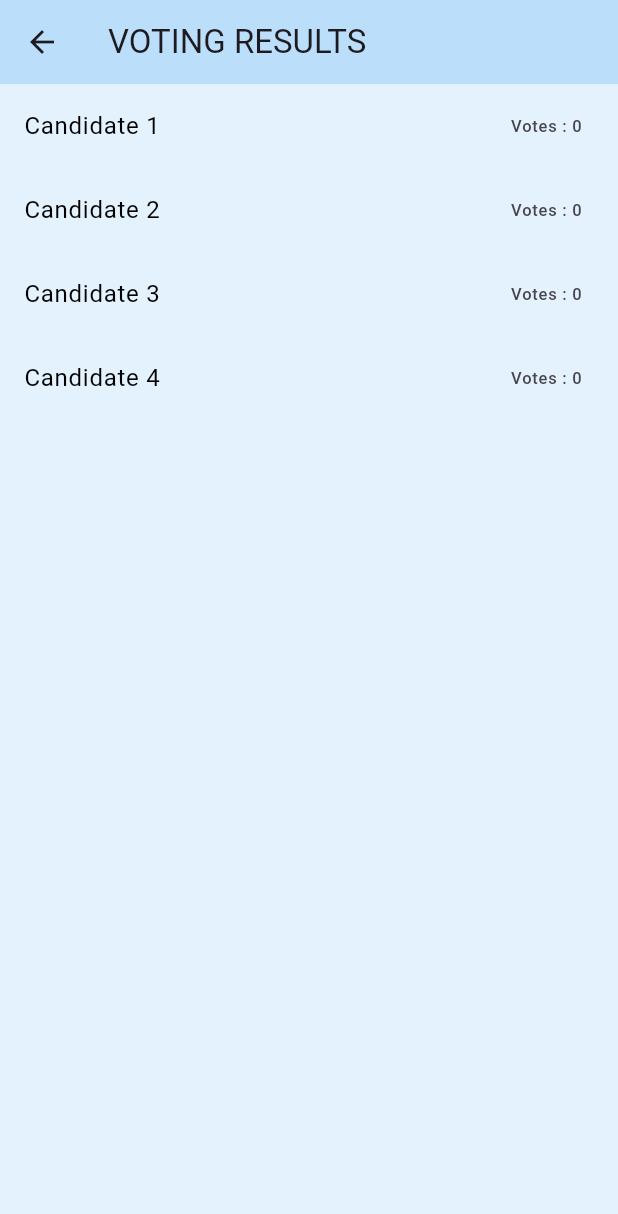
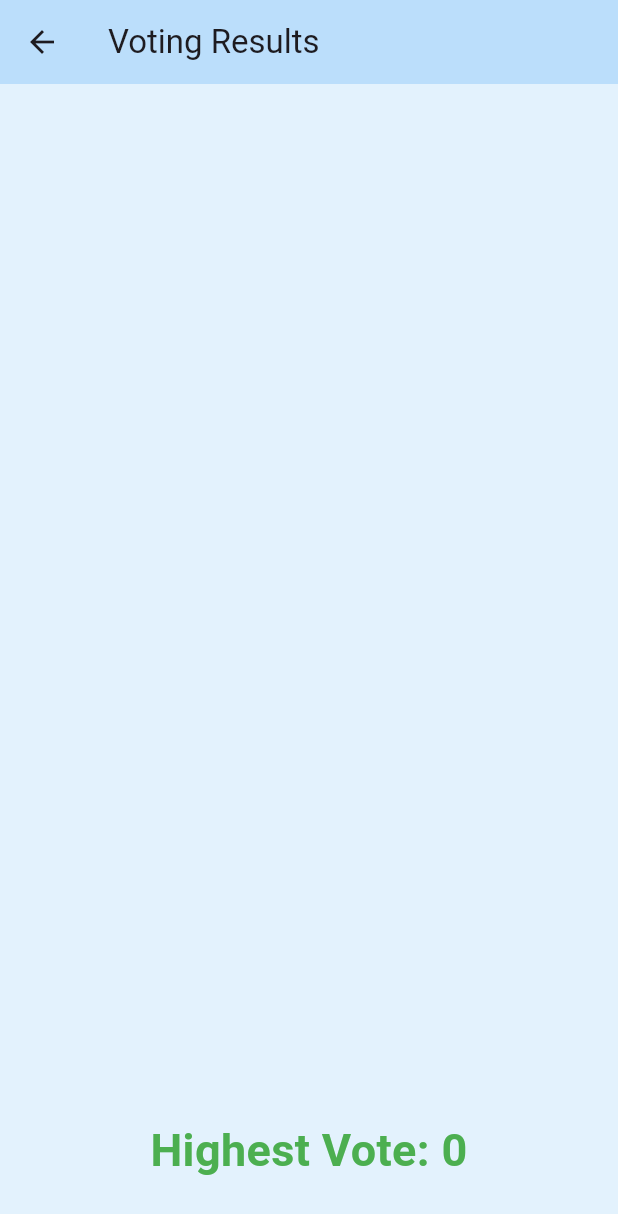
Before and after one commit to taksapoy/voteapp, a Flutter app: the Applicant screen opened directly, after a tap on "Click To Vote", after a tap on "View Result", on a phone screen of 412 x 824 dp. Shown: the top 1214 px of the screen. Run offline on Flutter 3.47's test engine with Material 3 defaults, Android fonts, the light colour scheme and no system bars; our stand-ins replace audioplayers.

Commit message:
new code

```diff
--- a/lib/Screen/result_screen.dart
+++ b/lib/Screen/result_screen.dart
@@ -10,32 +10,31 @@ class ResultScreen extends StatelessWidget {
     final votingProvider = Provider.of<VotingProvider>(context);
     final isTie = votingProvider.isTie;
     final winners = votingProvider.winners;
+    final highestVotes = winners.isNotEmpty ? winners.first.votes : 0;
+
     return Scaffold(
       backgroundColor: Colors.blue[50],
       appBar: AppBar(
         backgroundColor: Colors.blue[100],
-        title: const Text("VOTING RESULTS"),
+        title: const Text("Voting Results"),
       ),
       body: Column(
         children: [
-          Expanded(child: ListView.builder(
-            itemCount: votingProvider.candidates.length,
+          Expanded(
+            child: ListView.builder(
+              itemCount: winners.length,
               itemBuilder: (context, index) {
-              final candidate = votingProvider.candidates[index];
-              final isWinner = winners.contains(candidate);
+                final candidate = winners[index];
                 return ListTile(
                   title: Text(
                     candidate.name,
-                  style: TextStyle(
-                    fontWeight:
-                      isWinner? FontWeight.bold:FontWeight.normal,
-                      color: isWinner ? Colors.green :Colors.black,
+                    style: const TextStyle(
+                      fontWeight: FontWeight.bold,
+                      color: Colors.green,
                     ),
                   ),
-                trailing: Text("Votes : ${candidate.votes}"),
-                subtitle: isWinner
-                  ? Text(isTie? "Tie for Winner":"Winner")
-                  : null,
+                  trailing: Text("Vote : ${candidate.votes}"),
+                  subtitle: Text(isTie ? "Tie for Winner" : "Winner"),
                 );
               },
             ),
@@ -43,16 +42,16 @@ class ResultScreen extends StatelessWidget {
           Padding(
             padding: const EdgeInsets.all(16),
             child: Text(
-            isTie ? "It's a tie!" : "",
+              isTie ? "It's a tie!" : "Highest Vote: $highestVotes",
               textAlign: TextAlign.center,
               style: TextStyle(
                 fontSize: 30,
                 fontWeight: FontWeight.bold,
-              color: isTie ? Colors.red : Colors.green
+                color: isTie ? Colors.red : Colors.green,
               ),
             ),
           ),
-            Spacer(),
+          const SizedBox(height: 20),
         ],
       ),
     );
--- a/lib/Screen/voting_screen.dart
+++ b/lib/Screen/voting_screen.dart
@@ -15,7 +15,7 @@ class VotingScreen extends StatelessWidget {
     return Scaffold(
       backgroundColor: Colors.purple[50],
       appBar: AppBar(
-        title: const Text('VOTE FOR A CANDIDATE'),
+        title: const Text('Vote for a Candidate'),
         backgroundColor: Colors.purple[100],
       ),
       body: Column(
--- a/lib/applicant.dart
+++ b/lib/applicant.dart
@@ -1,4 +1,5 @@
 import 'package:flutter/material.dart';
+import 'candidate_detail.dart';
 import 'package:voteapp/Screen/voting_screen.dart';
 
 class Applicant extends StatelessWidget {
@@ -16,9 +17,16 @@ class Applicant extends StatelessWidget {
             crossAxisAlignment: CrossAxisAlignment.center,
             children: [
               for (int i = 0; i < 4; i++) ...[
-                Container(
-                  width: double.infinity,  // ทำให้ความกว้างเต็มที่
-                  height: 80,  // ความสูงคงที่
+                GestureDetector(
+                  onTap: () => Navigator.push(
+                    context,
+                    MaterialPageRoute(
+                      builder: (context) => CandidateDetail(candidateIndex: i),
+                    ),
+                  ),
+                  child: Container(
+                    width: double.infinity,
+                    height: 80,
                     padding: const EdgeInsets.all(12),
                     decoration: BoxDecoration(
                       border: Border.all(color: Colors.grey),
@@ -28,6 +36,7 @@ class Applicant extends StatelessWidget {
                     child: Text(
                       _getCandidateInfo(i),
                       style: TextStyle(fontSize: 16),
+                    ),
                   ),
                 ),
                 const SizedBox(height: 16),
@@ -60,13 +69,13 @@ class Applicant extends StatelessWidget {
   String _getCandidateInfo(int index) {
     switch (index) {
       case 0:
-        return 'Candidate 1\nพรรคเพื่อน้อง พี่พร้อมพัฒนา';
+        return 'Candidate 1\nพรรคเลิกโสดแห่งชาติ';
       case 1:
-        return 'Candidate 2\nพรรคตับพักใตแล้วใช้หัวใจกับใครสักคน';
+        return 'Candidate 2\nพรรคไม่ทำงานแต่ได้เงิน';
       case 2:
-        return 'Candidate 3\nพรรคผ่อนให้เพียงพอ';
+        return 'Candidate 3\nพรรคหลบงานการเมือง';
       case 3:
-        return 'Candidate 4\nพรรคสะดุมาส่งครับ';
+        return 'Candidate 4\nพรรคกินก่อน ค่อยคิดทีหลัง';
       default:
         return '';
     }
--- a/lib/into.dart
+++ b/lib/into.dart
@@ -39,7 +39,7 @@ class IntroPage extends StatelessWidget {
                 ),
                 padding: const EdgeInsets.all(24),
                 child: const Text(
-                  "Click To Vote",
+                  "Next",
                   style: TextStyle(color: Colors.white, fontSize: 18),
                 ),
               ),
```
Also changed, not shown: lib/candidate_detail.dart (added, +47 -0 lines). Lines whose indentation alone changed are shown as unchanged.
